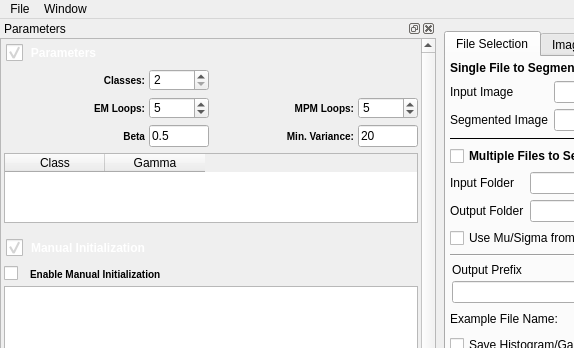
BlueQuartzSoftware/EMMPMWorkbench, file Code/EmMpmGui/UI_Files/EmMpmGui.ui: the form before one commit; both pictures show x 0 to 574 and y 0 to 348 of the 1129 by 753 pixel window.
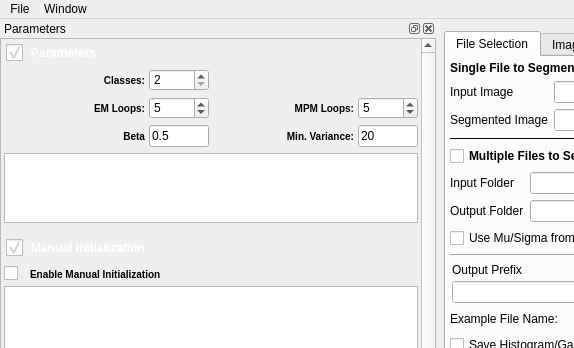
The form after the commit. Icons and pictures are not drawn. Custom widgets are drawn as their Qt base class.

Commit message: Adding a PerClass Table that lists all the parameters that can be set on a per class (label) basis.

Patch:
```diff
--- a/Code/EmMpmGui/UI_Files/EmMpmGui.ui
+++ b/Code/EmMpmGui/UI_Files/EmMpmGui.ui
@@ -1426,23 +1426,13 @@
              </widget>
             </item>
             <item row="4" column="0" colspan="4">
-             <widget class="QTableWidget" name="gammaTableWidget">
+             <widget class="QTableView" name="perClassTableView">
               <property name="alternatingRowColors">
                <bool>true</bool>
               </property>
-              <property name="columnCount">
-               <number>2</number>
-              </property>
-              <column>
-               <property name="text">
-                <string>Class</string>
-               </property>
-              </column>
-              <column>
-               <property name="text">
-                <string>Gamma</string>
-               </property>
-              </column>
+              <attribute name="verticalHeaderVisible">
+               <bool>false</bool>
+              </attribute>
              </widget>
             </item>
            </layout>
@@ -2905,6 +2895,12 @@
   </action>
  </widget>
  <customwidgets>
+  <customwidget>
+   <class>UserInitAreaWidget</class>
+   <extends>QWidget</extends>
+   <header location="global">UserInitAreaWidget.h</header>
+   <container>1</container>
+  </customwidget>
   <customwidget>
    <class>QwtPlot</class>
    <extends>QFrame</extends>
@@ -2928,12 +2924,6 @@
    <header location="global">EMMPMGraphicsView.h</header>
    <container>1</container>
   </customwidget>
-  <customwidget>
-   <class>UserInitAreaWidget</class>
-   <extends>QWidget</extends>
-   <header location="global">UserInitAreaWidget.h</header>
-   <container>1</container>
-  </customwidget>
   <customwidget>
    <class>QProgressLabel</class>
    <extends>QLabel</extends>
```
Left out of the diff: 74 changed lines with no effect on the pictures. The commit also changes 9 other files.
